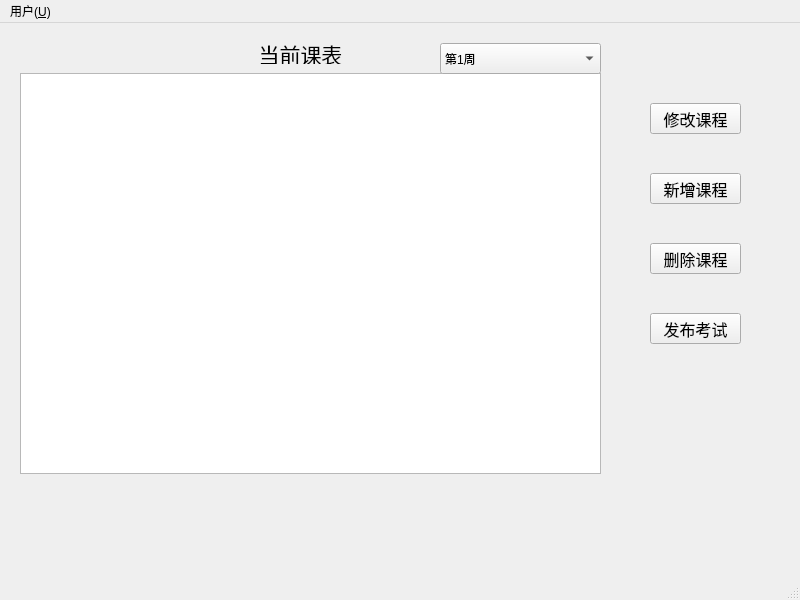
superman0l/campus, file campus_local/adminwindow.ui: the form before one commit.
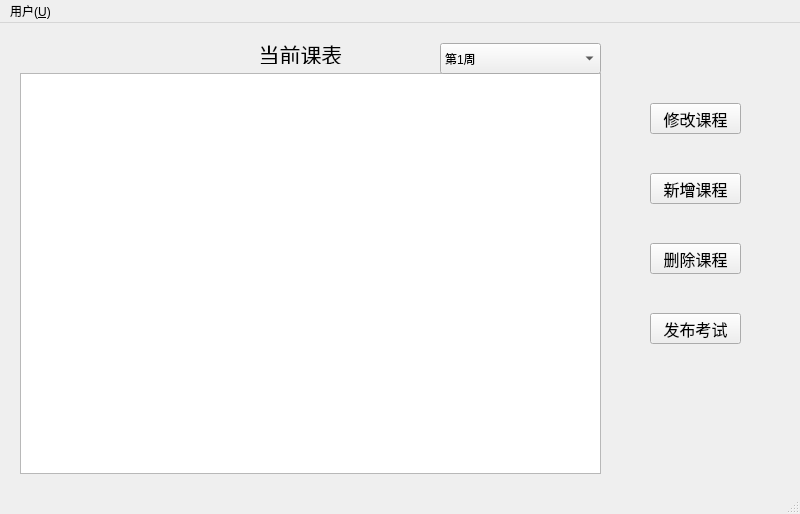
The form after the commit.

Patch:
```diff
--- a/campus_local/adminwindow.ui
+++ b/campus_local/adminwindow.ui
@@ -7,9 +7,21 @@
     <x>0</x>
     <y>0</y>
     <width>800</width>
-    <height>600</height>
+    <height>514</height>
    </rect>
   </property>
+  <property name="minimumSize">
+   <size>
+    <width>800</width>
+    <height>514</height>
+   </size>
+  </property>
+  <property name="maximumSize">
+   <size>
+    <width>800</width>
+    <height>514</height>
+   </size>
+  </property>
   <property name="windowTitle">
    <string>MainWindow</string>
   </property>
```
Left out of the diff: 4 changed lines with no effect on the pictures.
